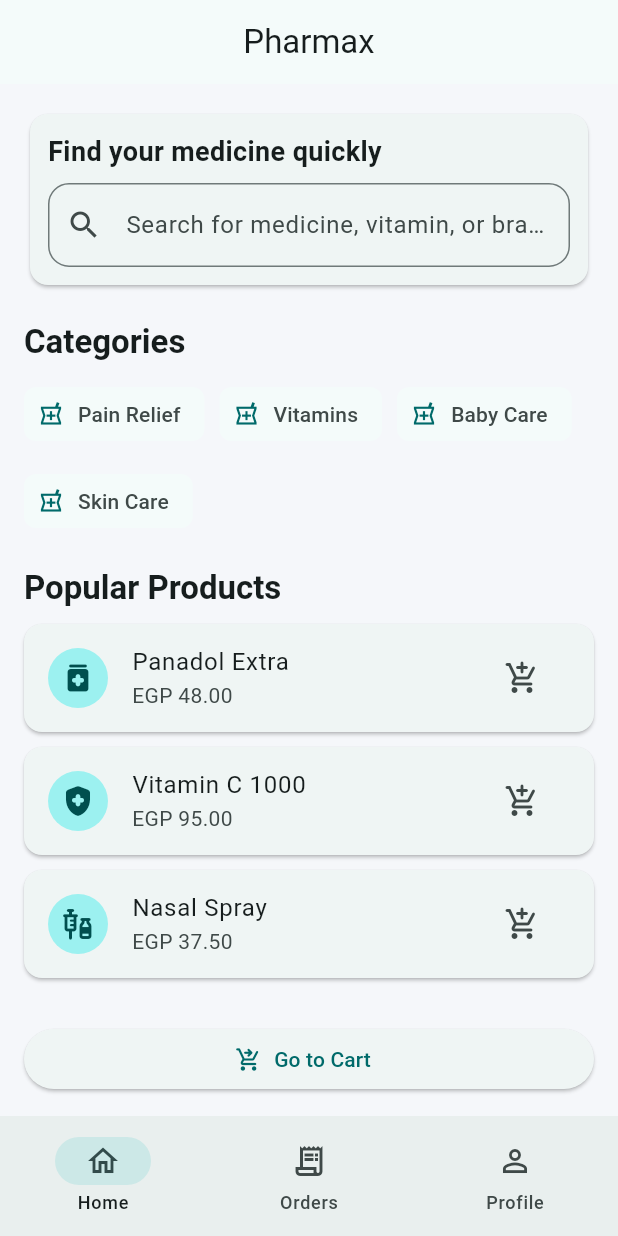
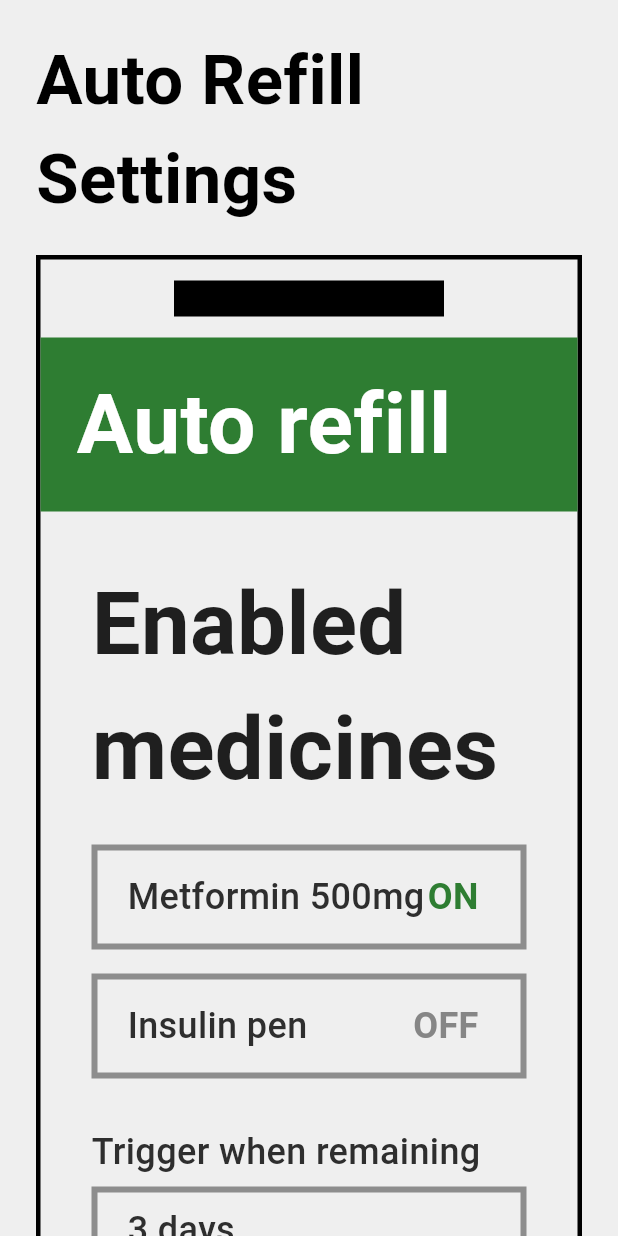
Before and after one commit to lekaareda/Pharmax, a Flutter app: the screen it shows after launch, on a phone screen of 412 x 824 dp. Run offline on Flutter 3.47's test engine with Material 3 defaults, Android fonts, the phone set to English and light mode, and no system bars.

Commit message:
Continue flow with auto refill settings screen

```diff
--- a/lib/main.dart
+++ b/lib/main.dart
@@ -13,158 +13,216 @@ class PharmaxApp extends StatelessWidget {
       title: 'Pharmax',
       debugShowCheckedModeBanner: false,
       theme: ThemeData(
-        colorScheme: ColorScheme.fromSeed(seedColor: const Color(0xFF00A6A6)),
-        scaffoldBackgroundColor: const Color(0xFFF5F7FA),
-        useMaterial3: true,
+        scaffoldBackgroundColor: const Color(0xFFEFEFEF),
+        fontFamily: 'Roboto',
       ),
-      home: const HomeScreen(),
+      home: const AutoRefillSettingsScreen(),
     );
   }
 }
 
-class HomeScreen extends StatelessWidget {
-  const HomeScreen({super.key});
-
-  static const _categories = [
-    'Pain Relief',
-    'Vitamins',
-    'Baby Care',
-    'Skin Care',
-  ];
-
-  static const _popular = [
-    _MedicineCardData('Panadol Extra', 'EGP 48.00', Icons.medication_rounded),
-    _MedicineCardData('Vitamin C 1000', 'EGP 95.00', Icons.health_and_safety_rounded),
-    _MedicineCardData('Nasal Spray', 'EGP 37.50', Icons.vaccines_rounded),
-  ];
+class AutoRefillSettingsScreen extends StatelessWidget {
+  const AutoRefillSettingsScreen({super.key});
 
   @override
   Widget build(BuildContext context) {
     return Scaffold(
-      appBar: AppBar(
-        title: const Text('Pharmax'),
-        centerTitle: true,
+      body: SafeArea(
+        child: SingleChildScrollView(
+          child: Padding(
+            padding: const EdgeInsets.fromLTRB(24, 20, 24, 40),
+            child: Center(
+              child: ConstrainedBox(
+                constraints: const BoxConstraints(maxWidth: 760),
+                child: Column(
+                  crossAxisAlignment: CrossAxisAlignment.start,
+                  children: [
+                    const Text(
+                      'Auto Refill Settings',
+                      style: TextStyle(
+                        fontSize: 46,
+                        fontWeight: FontWeight.w700,
+                        color: Colors.black,
+                      ),
+                    ),
+                    const SizedBox(height: 18),
+                    Container(
+                      width: double.infinity,
+                      decoration: BoxDecoration(
+                        border: Border.all(color: Colors.black, width: 3),
+                      ),
+                      child: Column(
+                        children: [
+                          const _PhoneNotch(),
+                          Container(
+                            width: double.infinity,
+                            color: const Color(0xFF2E7D32),
+                            padding: const EdgeInsets.symmetric(
+                              horizontal: 24,
+                              vertical: 18,
+                            ),
+                            child: const Text(
+                              'Auto refill',
+                              style: TextStyle(
+                                color: Colors.white,
+                                fontSize: 56,
+                                fontWeight: FontWeight.w700,
+                              ),
+                            ),
+                          ),
+                          Padding(
+                            padding: const EdgeInsets.fromLTRB(34, 34, 34, 70),
+                            child: SizedBox(
+                              width: double.infinity,
+                              height: 1040,
+                              child: Column(
+                                crossAxisAlignment: CrossAxisAlignment.start,
+                                children: [
+                                  const Text(
+                                    'Enabled medicines',
+                                    style: TextStyle(
+                                      color: Color(0xFF1F1F1F),
+                                      fontSize: 58,
+                                      fontWeight: FontWeight.w700,
+                                    ),
+                                  ),
+                                  const SizedBox(height: 22),
+                                  const _StatusMedicineRow(
+                                    medicineName: 'Metformin 500mg',
+                                    statusText: 'ON',
+                                    statusColor: Color(0xFF2E7D32),
+                                  ),
+                                  const SizedBox(height: 16),
+                                  const _StatusMedicineRow(
+                                    medicineName: 'Insulin pen',
+                                    statusText: 'OFF',
+                                    statusColor: Color(0xFF868686),
+                                  ),
+                                  const SizedBox(height: 32),
+                                  const Text(
+                                    'Trigger when remaining',
+                                    style: _fieldTextStyle,
+                                  ),
+                                  const SizedBox(height: 6),
+                                  Container(
+                                    width: double.infinity,
+                                    padding: const EdgeInsets.symmetric(
+                                      horizontal: 20,
+                                      vertical: 8,
+                                    ),
+                                    decoration: BoxDecoration(
+                                      border: Border.all(
+                                        color: const Color(0xFF8D8D8D),
+                                        width: 4,
+                                      ),
+                                    ),
+                                    child: const Text(
+                                      '3 days',
+                                      style: _fieldTextStyle,
+                                    ),
+                                  ),
+                                  const SizedBox(height: 28),
+                                  SizedBox(
+                                    width: double.infinity,
+                                    child: FilledButton(
+                                      style: FilledButton.styleFrom(
+                                        backgroundColor: const Color(0xFF2E7D32),
+                                        shape: const RoundedRectangleBorder(),
+                                        padding: const EdgeInsets.symmetric(
+                                          vertical: 18,
+                                        ),
+                                      ),
+                                      onPressed: () {},
+                                      child: const Text(
+                                        'Save settings',
+                                        style: TextStyle(
+                                          color: Colors.white,
+                                          fontSize: 24,
+                                          fontWeight: FontWeight.w700,
+                                        ),
+                                      ),
+                                    ),
+                                  ),
+                                ],
+                              ),
+                            ),
+                          ),
+                        ],
+                      ),
+                    ),
+                  ],
+                ),
+              ),
+            ),
+          ),
+        ),
       ),
-      body: ListView(
-        padding: const EdgeInsets.all(16),
+    );
+  }
+}
+
+class _StatusMedicineRow extends StatelessWidget {
+  const _StatusMedicineRow({
+    required this.medicineName,
+    required this.statusText,
+    required this.statusColor,
+  });
+
+  final String medicineName;
+  final String statusText;
+  final Color statusColor;
+
+  @override
+  Widget build(BuildContext context) {
+    return Container(
+      width: double.infinity,
+      padding: const EdgeInsets.symmetric(horizontal: 20, vertical: 14),
+      decoration: BoxDecoration(
+        border: Border.all(
+          color: const Color(0xFF8D8D8D),
+          width: 4,
+        ),
+      ),
+      child: Row(
         children: [
-          const _SearchSection(),
-          const SizedBox(height: 20),
-          const _SectionTitle('Categories'),
-          const SizedBox(height: 10),
-          Wrap(
-            spacing: 10,
-            runSpacing: 10,
-            children: _categories
-                .map(
-                  (category) => Chip(
-                    label: Text(category),
-                    avatar: const Icon(Icons.local_pharmacy_outlined, size: 18),
-                    side: BorderSide.none,
-                  ),
-                )
-                .toList(),
+          Expanded(
+            child: Text(medicineName, style: _fieldTextStyle),
           ),
-          const SizedBox(height: 20),
-          const _SectionTitle('Popular Products'),
-          const SizedBox(height: 10),
-          ..._popular.map((item) => _MedicineCard(data: item)),
-          const SizedBox(height: 20),
-          ElevatedButton.icon(
-            onPressed: () {},
-            icon: const Icon(Icons.shopping_cart_checkout_rounded),
-            label: const Text('Go to Cart'),
+          Text(
+            statusText,
+            style: TextStyle(
+              color: statusColor,
+              fontSize: 24,
+              fontWeight: FontWeight.w700,
+            ),
           ),
-        ],
-      ),
-      bottomNavigationBar: NavigationBar(
-        selectedIndex: 0,
-        destinations: const [
-          NavigationDestination(icon: Icon(Icons.home_outlined), label: 'Home'),
-          NavigationDestination(icon: Icon(Icons.receipt_long_outlined), label: 'Orders'),
-          NavigationDestination(icon: Icon(Icons.person_outline), label: 'Profile'),
+          const SizedBox(width: 8),
         ],
       ),
     );
   }
 }
 
-class _SearchSection extends StatelessWidget {
-  const _SearchSection();
+class _PhoneNotch extends StatelessWidget {
+  const _PhoneNotch();
 
   @override
   Widget build(BuildContext context) {
-    return Card(
-      child: Padding(
-        padding: const EdgeInsets.all(12),
-        child: Column(
-          crossAxisAlignment: CrossAxisAlignment.start,
-          children: [
-            const Text(
-              'Find your medicine quickly',
-              style: TextStyle(fontSize: 18, fontWeight: FontWeight.w600),
-            ),
-            const SizedBox(height: 8),
-            TextField(
-              decoration: InputDecoration(
-                hintText: 'Search for medicine, vitamin, or brand',
-                prefixIcon: const Icon(Icons.search),
-                border: OutlineInputBorder(
-                  borderRadius: BorderRadius.circular(14),
-                ),
-              ),
-            ),
-          ],
+    return SizedBox(
+      height: 52,
+      child: Center(
+        child: Container(
+          width: 180,
+          height: 24,
+          color: Colors.black,
         ),
       ),
     );
   }
 }
 
-class _SectionTitle extends StatelessWidget {
-  const _SectionTitle(this.title);
-
-  final String title;
-
-  @override
-  Widget build(BuildContext context) {
-    return Text(
-      title,
-      style: Theme.of(context).textTheme.titleLarge?.copyWith(
-            fontWeight: FontWeight.bold,
-          ),
-    );
-  }
-}
-
-class _MedicineCard extends StatelessWidget {
-  const _MedicineCard({required this.data});
-
-  final _MedicineCardData data;
-
-  @override
-  Widget build(BuildContext context) {
-    return Card(
-      margin: const EdgeInsets.only(bottom: 10),
-      child: ListTile(
-        leading: CircleAvatar(
-          child: Icon(data.icon),
-        ),
-        title: Text(data.title),
-        subtitle: Text(data.price),
-        trailing: IconButton(
-          onPressed: () {},
-          icon: const Icon(Icons.add_shopping_cart_rounded),
-        ),
-      ),
-    );
-  }
-}
-
-class _MedicineCardData {
-  const _MedicineCardData(this.title, this.price, this.icon);
-
-  final String title;
-  final String price;
-  final IconData icon;
-}
+const _fieldTextStyle = TextStyle(
+  color: Color(0xFF2E2E2E),
+  fontSize: 24,
+  fontWeight: FontWeight.w500,
+);
```
Also changed, not shown: 1 other file.
